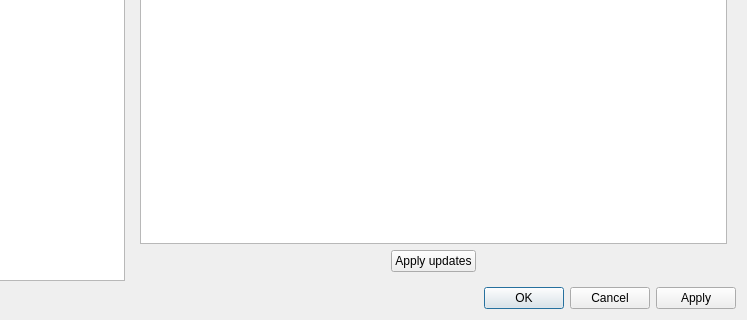
Before: the Qt Designer form src/settingseditor.ui in OneMoreGres/ScreenTranslator, drawn with Qt 5; both pictures show x 142 to 889 and y 233 to 553 of the 889 by 553 pixel window.
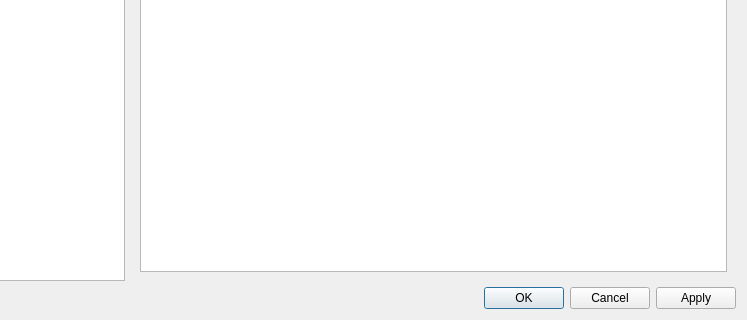
After: the same form once the commit is applied. The open tabs and pages were chosen to show the change. Custom widgets are drawn as their Qt base class.

What changed in the file:
```diff
--- a/src/settingseditor.ui
+++ b/src/settingseditor.ui
@@ -613,33 +613,14 @@
      </widget>
      <widget class="QWidget" name="pageUpdate">
       <layout class="QGridLayout" name="gridLayout_5">
-       <item row="2" column="0">
-        <spacer name="horizontalSpacer_2">
-         <property name="orientation">
-          <enum>Qt::Horizontal</enum>
+       <item row="1" column="0" colspan="2">
+        <widget class="QTreeView" name="updatesView">
+         <property name="sortingEnabled">
+          <bool>true</bool>
          </property>
-         <property name="sizeHint" stdset="0">
-          <size>
-           <width>204</width>
-           <height>20</height>
-          </size>
-         </property>
-        </spacer>
+        </widget>
        </item>
-       <item row="2" column="2">
-        <spacer name="horizontalSpacer_3">
-         <property name="orientation">
-          <enum>Qt::Horizontal</enum>
-         </property>
-         <property name="sizeHint" stdset="0">
-          <size>
-           <width>203</width>
-           <height>20</height>
-          </size>
-         </property>
-        </spacer>
-       </item>
-       <item row="0" column="0" colspan="3">
+       <item row="0" column="0" colspan="2">
         <widget class="QWidget" name="widget_3" native="true">
          <layout class="QHBoxLayout" name="horizontalLayout">
           <item>
@@ -675,20 +656,6 @@
          </layout>
         </widget>
        </item>
-       <item row="1" column="0" colspan="3">
-        <widget class="QTreeView" name="updatesView">
-         <property name="sortingEnabled">
-          <bool>true</bool>
-         </property>
-        </widget>
-       </item>
-       <item row="2" column="1">
-        <widget class="QPushButton" name="applyUpdates">
-         <property name="text">
-          <string>Apply updates</string>
-         </property>
-        </widget>
-       </item>
       </layout>
      </widget>
      <widget class="QWidget" name="pageAbout">
```
